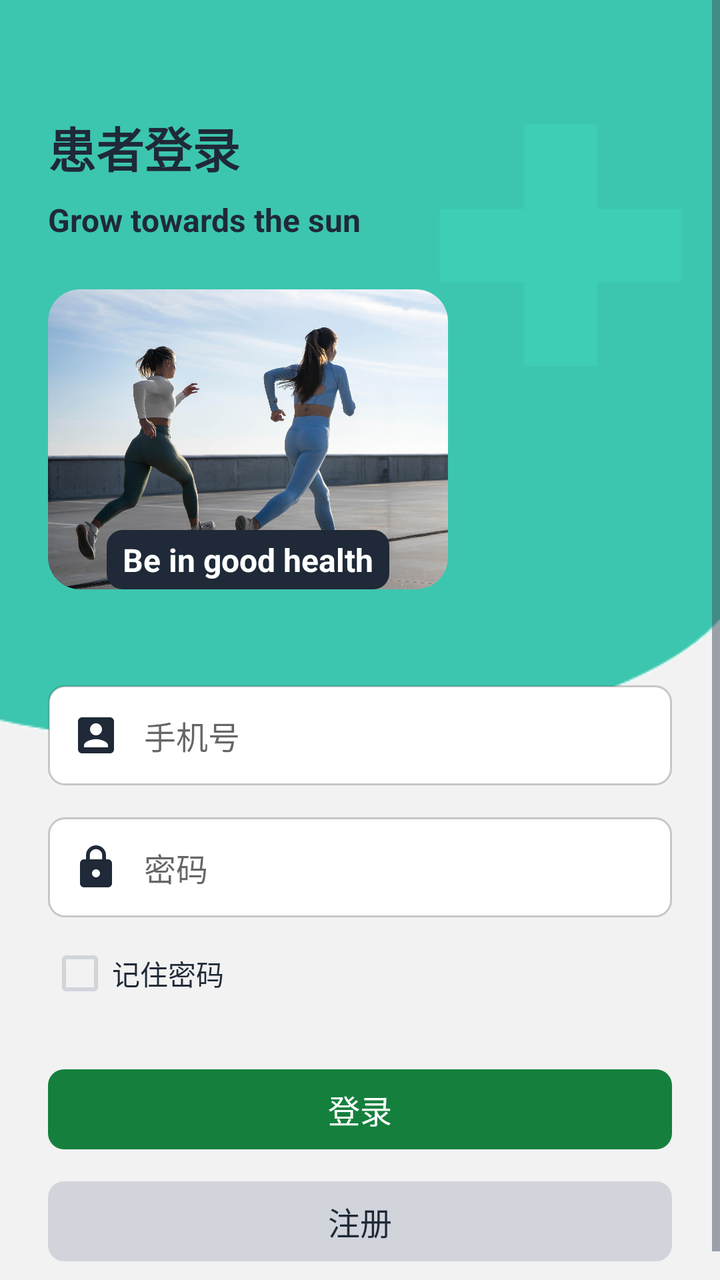
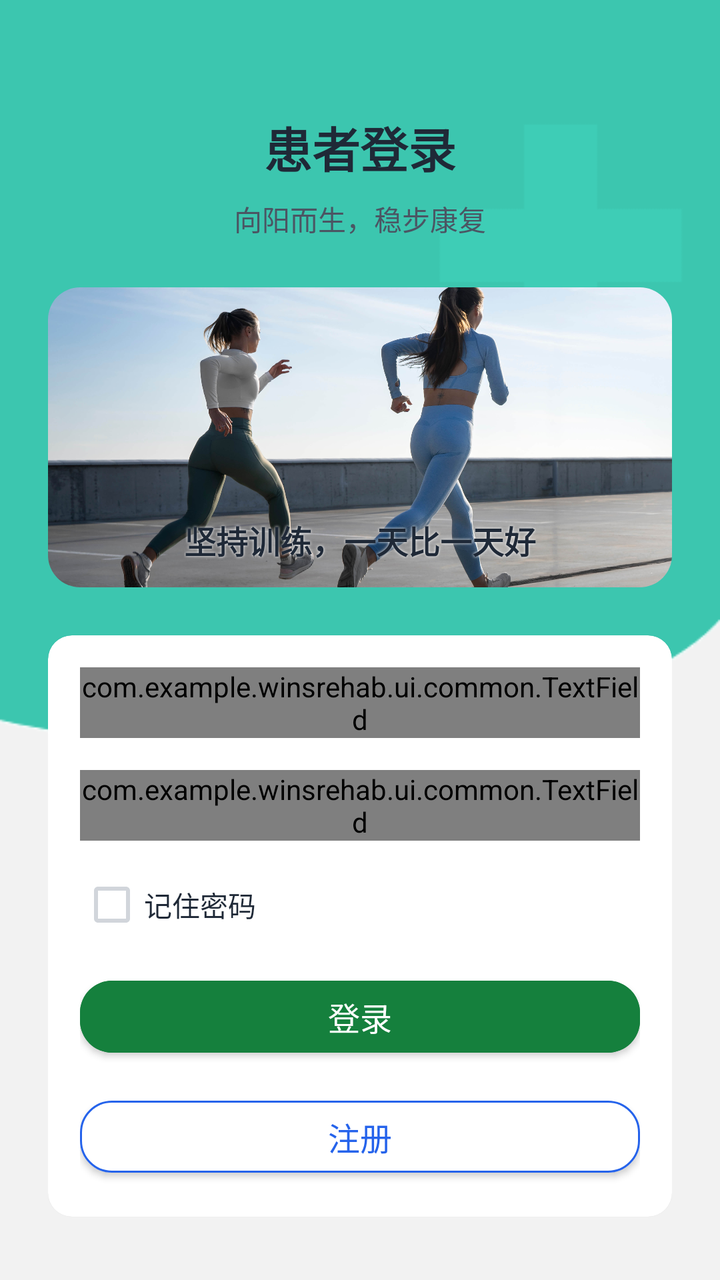

The first picture is an Android layout as it rendered before a commit; the second is the same layout after the commit. The layout source and the unified diff follow.
<!-- AndroidManifest.xml: activity theme Theme.WinsRehab.Patient -->
<!-- res/layout/activity_pt_log.xml -->
<?xml version="1.0" encoding="utf-8"?>
<androidx.constraintlayout.widget.ConstraintLayout
    xmlns:android="http://schemas.android.com/apk/res/android"
    xmlns:app="http://schemas.android.com/apk/res-auto"
    xmlns:tools="http://schemas.android.com/tools"
    android:layout_width="match_parent"
    android:layout_height="match_parent">

    
    <ImageView
        android:id="@+id/imgBackground"
        android:layout_width="0dp"
        android:layout_height="0dp"
        android:scaleType="centerCrop"
        android:src="@drawable/bg_ptlog"
        app:layout_constraintTop_toTopOf="parent"
        app:layout_constraintBottom_toBottomOf="parent"
        app:layout_constraintStart_toStartOf="parent"
        app:layout_constraintEnd_toEndOf="parent"/>

    
    <ScrollView
        android:layout_width="0dp"
        android:layout_height="0dp"
        android:fillViewport="true"
        app:layout_constraintTop_toTopOf="parent"
        app:layout_constraintBottom_toBottomOf="parent"
        app:layout_constraintStart_toStartOf="parent"
        app:layout_constraintEnd_toEndOf="parent">

        <LinearLayout
            android:layout_width="match_parent"
            android:layout_height="wrap_content"
            android:orientation="vertical"
            android:padding="@dimen/space_24"
            android:gravity="center_horizontal">

            
            <TextView
                android:id="@+id/tvPtLoginTitle"
                android:layout_width="wrap_content"
                android:layout_height="wrap_content"
                android:layout_gravity="left"
                android:text="患者登录" android:textAppearance="@style/TextAppearance.WinsRehab.Display24"
                android:textStyle="bold"
                android:textColor="@color/on_surface"
                android:layout_marginTop="@dimen/space_32"/>


            
            <TextView
                android:id="@+id/tvPtLoginSub"
                android:layout_width="wrap_content"
                android:layout_height="wrap_content"
                android:layout_gravity="left"
                android:text="Grow towards the sun" android:textAppearance="@style/TextAppearance.WinsRehab.Title16"
                android:textStyle="bold"
                android:textColor="@color/on_surface"
                android:layout_marginTop="@dimen/space_8"/>

            <FrameLayout
                android:layout_width="200dp"
                android:layout_height="150dp"
                android:layout_marginTop="@dimen/space_24"
                android:layout_gravity="left">

                
                <ImageView
                    android:id="@+id/imgPtLoginBanner"
                    android:layout_width="match_parent"
                    android:layout_height="match_parent"
                    android:scaleType="centerCrop"
                    android:background="@drawable/shape_round_image"
                    android:clipToOutline="true"
                    android:src="@drawable/img_tohealthy"/>
                
                <TextView
                    android:id="@+id/tvBannerText"
                    android:layout_width="wrap_content"
                    android:layout_height="wrap_content"
                    android:layout_gravity="bottom|center"
                    android:text="Be in good health"
                    android:background="@drawable/bg_chip"
                    android:backgroundTint="@color/on_surface"
                    android:paddingHorizontal="@dimen/space_8"
                    android:paddingVertical="@dimen/space_4"
                    android:textColor="@color/on_primary" android:textAppearance="@style/TextAppearance.WinsRehab.Title16"
                    android:textStyle="bold" />
            </FrameLayout>
            
            <LinearLayout
                android:layout_width="match_parent"
                android:layout_height="wrap_content"
                android:orientation="vertical"
                android:layout_marginTop="@dimen/space_32">

                
                

                <EditText
                    android:id="@+id/etPtAccount"
                    android:layout_width="match_parent"
                    android:layout_height="50dp"
                    android:layout_marginTop="@dimen/space_16"
                    android:background="@drawable/shape_edittext_bg"
                    android:drawableStart="@drawable/baseline_account_box_24"
                    android:drawablePadding="@dimen/space_12"
                    android:hint="手机号"
                    android:paddingStart="@dimen/space_12"
                    android:paddingEnd="@dimen/space_12" android:textAppearance="@style/TextAppearance.WinsRehab.Title16" />

                <EditText
                    android:id="@+id/etPtPassword"
                    android:layout_width="match_parent"
                    android:layout_height="50dp"
                    android:hint="密码"
                    android:drawableStart="@drawable/baseline_lock_24"
                    android:drawablePadding="@dimen/space_12"
                    android:background="@drawable/shape_edittext_bg"
                    android:paddingStart="@dimen/space_12"
                    android:paddingEnd="@dimen/space_12"
                    android:inputType="textPassword" android:textAppearance="@style/TextAppearance.WinsRehab.Title16"
                    android:layout_marginTop="@dimen/space_16"/>

                <CheckBox
                    android:id="@+id/cbRememberPassword"
                    android:layout_width="wrap_content"
                    android:layout_height="wrap_content"
                    android:layout_marginTop="@dimen/space_4"
                    android:text="记住密码"
                    android:textColor="@color/on_surface"
                    android:textAppearance="@style/TextAppearance.WinsRehab.Body14"
                    android:theme="@style/MyCheckBox"
                    android:minHeight="@dimen/space_48"
                    android:minWidth="@dimen/space_48" />

            </LinearLayout>

            

            <Button
                android:id="@+id/btnPtLogin"
                android:layout_width="match_parent"
                android:layout_height="40dp"
                android:layout_marginTop="@dimen/space_24"
                android:backgroundTint="@color/brand_patient_primary_dark"
                style="@style/MyRoundButton"
                android:text="登录"
                android:textColor="@color/on_primary" android:textAppearance="@style/TextAppearance.WinsRehab.Title16" />

            <Button
                android:id="@+id/btnPtRegister"
                android:layout_width="match_parent"
                android:layout_height="40dp"
                android:text="注册"
                android:textColor="@color/on_surface" android:textAppearance="@style/TextAppearance.WinsRehab.Title16"
                android:layout_marginTop="@dimen/space_16"
                android:backgroundTint="@color/outline"
                style="@style/MyRoundButton"/>
        </LinearLayout>
    </ScrollView>
</androidx.constraintlayout.widget.ConstraintLayout>
<!-- resources referenced by this layout -->
<resources>
  <color name="brand_patient_primary_dark">#FF15803D</color>
  <color name="on_primary">#FFFFFFFF</color>
  <color name="on_surface">#FF1F2937</color>
  <color name="outline">#FFD1D5DB</color>
  <dimen name="space_12">12dp</dimen>
  <dimen name="space_16">16dp</dimen>
  <dimen name="space_24">24dp</dimen>
  <dimen name="space_32">32dp</dimen>
  <dimen name="space_4">4dp</dimen>
  <dimen name="space_48">48dp</dimen>
  <dimen name="space_8">8dp</dimen>
  <!-- drawable baseline_account_box_24 (drawable) -->
  <vector xmlns:android="http://schemas.android.com/apk/res/android" android:height="24dp" android:tint="@color/on_surface" android:viewportHeight="24" android:viewportWidth="24" android:width="24dp">
        
      <path android:fillColor="@android:color/white" android:pathData="M3,5v14c0,1.1 0.89,2 2,2h14c1.1,0 2,-0.9 2,-2L21,5c0,-1.1 -0.9,-2 -2,-2L5,3c-1.11,0 -2,0.9 -2,2zM15,9c0,1.66 -1.34,3 -3,3s-3,-1.34 -3,-3 1.34,-3 3,-3 3,1.34 3,3zM6,17c0,-2 4,-3.1 6,-3.1s6,1.1 6,3.1v1L6,18v-1z"/>
      
  </vector>
  <!-- drawable baseline_lock_24 (drawable) -->
  <vector xmlns:android="http://schemas.android.com/apk/res/android" android:height="24dp" android:tint="@color/on_surface" android:viewportHeight="24" android:viewportWidth="24" android:width="24dp">
        
      <path android:fillColor="@android:color/white" android:pathData="M18,8h-1L17,6c0,-2.76 -2.24,-5 -5,-5S7,3.24 7,6v2L6,8c-1.1,0 -2,0.9 -2,2v10c0,1.1 0.9,2 2,2h12c1.1,0 2,-0.9 2,-2L20,10c0,-1.1 -0.9,-2 -2,-2zM12,17c-1.1,0 -2,-0.9 -2,-2s0.9,-2 2,-2 2,0.9 2,2 -0.9,2 -2,2zM15.1,8L8.9,8L8.9,6c0,-1.71 1.39,-3.1 3.1,-3.1 1.71,0 3.1,1.39 3.1,3.1v2z"/>
      
  </vector>
  <!-- drawable bg_chip (drawable) -->
  <?xml version="1.0" encoding="utf-8"?>
  <shape xmlns:android="http://schemas.android.com/apk/res/android" android:shape="rectangle">
      <solid android:color="@color/surface_variant"/>
      <corners android:radius="@dimen/radius_8"/>
  </shape>
  <!-- drawable shape_edittext_bg (drawable) -->
  <?xml version="1.0" encoding="utf-8"?>
  <shape xmlns:android="http://schemas.android.com/apk/res/android" android:shape="rectangle">
      <solid android:color="@color/surface"/>
      <corners android:radius="@dimen/radius_8"/>
      <stroke android:width="1dp" android:color="@color/scrim"/>
  </shape>
  <!-- drawable shape_round_image (drawable) -->
  <shape xmlns:android="http://schemas.android.com/apk/res/android"
      android:shape="rectangle">
      <corners android:radius="@dimen/radius_16"/>  
  </shape>
  <style name="MyCheckBox" parent="Theme.AppCompat.Light">
          <item name="colorControlNormal">@color/outline</item>
          <item name="colorControlActivated">@color/on_surface</item>
      </style>
  <style name="MyRoundButton">MyRoundButton
          <item name="android:background">@drawable/shape_btn_round</item>
  
      </style>
  <style name="TextAppearance.WinsRehab.Body14">
          <item name="android:textSize">14sp</item> 
      </style>
  <style name="TextAppearance.WinsRehab.Display24">
          <item name="android:textSize">24sp</item> 
      </style>
  <style name="TextAppearance.WinsRehab.Title16">
          <item name="android:textSize">16sp</item> 
      </style>
  <color name="surface_variant">#FFF9FAFB</color>
  <dimen name="radius_8">8dp</dimen>
  <color name="surface">#FFFFFFFF</color>
  <color name="scrim">#33000000</color>
  <dimen name="radius_16">16dp</dimen>
  <!-- drawable shape_btn_round (drawable) -->
  <?xml version="1.0" encoding="utf-8"?>
  <shape xmlns:android="http://schemas.android.com/apk/res/android">
  
      <corners android:radius="@dimen/radius_8"/>               
      <padding android:left="@dimen/space_4" android:right="@dimen/space_4"
        />
  </shape>
  <color name="brand_patient_primary_deep">#FF166534</color>
  <!-- unchanged entries left out for length: 3 -->
</resources>

<!-- the commit's change to res/layout/activity_pt_log.xml (unified diff, before → after) -->
@@ -1,162 +1,144 @@
 <?xml version="1.0" encoding="utf-8"?>
-<androidx.constraintlayout.widget.ConstraintLayout
-    xmlns:android="http://schemas.android.com/apk/res/android"
+<androidx.constraintlayout.widget.ConstraintLayout xmlns:android="http://schemas.android.com/apk/res/android"
     xmlns:app="http://schemas.android.com/apk/res-auto"
-    xmlns:tools="http://schemas.android.com/tools"
     android:layout_width="match_parent"
-    android:layout_height="match_parent">
+    android:layout_height="match_parent"
+    android:background="@color/surface">
 
     
     <ImageView
         android:id="@+id/imgBackground"
         android:layout_width="0dp"
         android:layout_height="0dp"
+        android:contentDescription="@null"
         android:scaleType="centerCrop"
         android:src="@drawable/bg_ptlog"
-        app:layout_constraintTop_toTopOf="parent"
         app:layout_constraintBottom_toBottomOf="parent"
+        app:layout_constraintEnd_toEndOf="parent"
         app:layout_constraintStart_toStartOf="parent"
-        app:layout_constraintEnd_toEndOf="parent"/>
+        app:layout_constraintTop_toTopOf="parent" />
 
-    
     <ScrollView
         android:layout_width="0dp"
         android:layout_height="0dp"
         android:fillViewport="true"
-        app:layout_constraintTop_toTopOf="parent"
         app:layout_constraintBottom_toBottomOf="parent"
+        app:layout_constraintEnd_toEndOf="parent"
         app:layout_constraintStart_toStartOf="parent"
-        app:layout_constraintEnd_toEndOf="parent">
+        app:layout_constraintTop_toTopOf="parent">
 
         <LinearLayout
             android:layout_width="match_parent"
             android:layout_height="wrap_content"
+            android:gravity="center_horizontal"
             android:orientation="vertical"
-            android:padding="@dimen/space_24"
-            android:gravity="center_horizontal">
+            android:padding="@dimen/space_24">
 
-            
             <TextView
                 android:id="@+id/tvPtLoginTitle"
                 android:layout_width="wrap_content"
                 android:layout_height="wrap_content"
-                android:layout_gravity="left"
-                android:text="患者登录" android:textAppearance="@style/TextAppearance.WinsRehab.Display24"
-                android:textStyle="bold"
+                android:layout_marginTop="@dimen/space_32"
+                android:text="@string/patient_login_title"
+                android:textAppearance="@style/TextAppearance.WinsRehab.Display24"
                 android:textColor="@color/on_surface"
-                android:layout_marginTop="@dimen/space_32"/>
+                android:textStyle="bold" />
 
-
-            
             <TextView
                 android:id="@+id/tvPtLoginSub"
                 android:layout_width="wrap_content"
                 android:layout_height="wrap_content"
-                android:layout_gravity="left"
-                android:text="Grow towards the sun" android:textAppearance="@style/TextAppearance.WinsRehab.Title16"
-                android:textStyle="bold"
-                android:textColor="@color/on_surface"
-                android:layout_marginTop="@dimen/space_8"/>
+                android:layout_marginTop="@dimen/space_8"
+                android:text="@string/patient_login_subtitle"
+                android:textAppearance="@style/TextAppearance.WinsRehab.Body14"
+                android:textColor="@color/on_surface_secondary" />
 
+            
             <FrameLayout
-                android:layout_width="200dp"
+                android:layout_width="match_parent"
                 android:layout_height="150dp"
-                android:layout_marginTop="@dimen/space_24"
-                android:layout_gravity="left">
+                android:layout_marginTop="@dimen/space_24">
 
-                
                 <ImageView
                     android:id="@+id/imgPtLoginBanner"
                     android:layout_width="match_parent"
                     android:layout_height="match_parent"
-                    android:scaleType="centerCrop"
                     android:background="@drawable/shape_round_image"
                     android:clipToOutline="true"
-                    android:src="@drawable/img_tohealthy"/>
+                    android:contentDescription="@null"
+                    android:scaleType="centerCrop"
+                    android:src="@drawable/img_tohealthy" />
+
                 
                 <TextView
                     android:id="@+id/tvBannerText"
                     android:layout_width="wrap_content"
                     android:layout_height="wrap_content"
-                    android:layout_gravity="bottom|center"
-                    android:text="Be in good health"
-                    android:background="@drawable/bg_chip"
-                    android:backgroundTint="@color/on_surface"
-                    android:paddingHorizontal="@dimen/space_8"
-                    android:paddingVertical="@dimen/space_4"
-                    android:textColor="@color/on_primary" android:textAppearance="@style/TextAppearance.WinsRehab.Title16"
+                    android:layout_gravity="bottom|center_horizontal"
+                    android:layout_marginBottom="@dimen/space_12"
+                    android:background="@null"
+                    android:shadowColor="@color/on_primary"
+                    android:shadowDx="0"
+                    android:shadowDy="0"
+                    android:shadowRadius="3"
+                    android:text="@string/patient_login_banner"
+                    android:textAppearance="@style/TextAppearance.WinsRehab.Title16"
+                    android:textColor="@color/on_surface"
                     android:textStyle="bold" />
             </FrameLayout>
+
             
-            <LinearLayout
+            <com.google.android.material.card.MaterialCardView
+                style="@style/Widget.WinsRehab.Card"
                 android:layout_width="match_parent"
                 android:layout_height="wrap_content"
-                android:orientation="vertical"
-                android:layout_marginTop="@dimen/space_32">
+                android:layout_marginTop="@dimen/space_24">
 
-                
-                
+                <LinearLayout
+                    android:layout_width="match_parent"
+                    android:layout_height="wrap_content"
+                    android:orientation="vertical"
+                    android:padding="@dimen/space_16">
 
-                <EditText
-                    android:id="@+id/etPtAccount"
-                    android:layout_width="match_parent"
-                    android:layout_height="50dp"
-                    android:layout_marginTop="@dimen/space_16"
-                    android:background="@drawable/shape_edittext_bg"
-                    android:drawableStart="@drawable/baseline_account_box_24"
-                    android:drawablePadding="@dimen/space_12"
-                    android:hint="手机号"
-                    android:paddingStart="@dimen/space_12"
-                    android:paddingEnd="@dimen/space_12" android:textAppearance="@style/TextAppearance.WinsRehab.Title16" />
+                    <com.example.winsrehab.ui.common.TextField
+                        android:id="@+id/fieldAccount"
+                        android:layout_width="match_parent"
+                        android:layout_height="wrap_content" />
 
-                <EditText
-                    android:id="@+id/etPtPassword"
-                    android:layout_width="match_parent"
-                    android:layout_height="50dp"
-                    android:hint="密码"
-                    android:drawableStart="@drawable/baseline_lock_24"
-                    android:drawablePadding="@dimen/space_12"
-                    android:background="@drawable/shape_edittext_bg"
-                    android:paddingStart="@dimen/space_12"
-                    android:paddingEnd="@dimen/space_12"
-                    android:inputType="textPassword" android:textAppearance="@style/TextAppearance.WinsRehab.Title16"
-                    android:layout_marginTop="@dimen/space_16"/>
+                    <com.example.winsrehab.ui.common.TextField
+                        android:id="@+id/fieldPassword"
+                        android:layout_width="match_parent"
+                        android:layout_height="wrap_content"
+                        android:layout_marginTop="@dimen/space_16" />
 
-                <CheckBox
-                    android:id="@+id/cbRememberPassword"
-                    android:layout_width="wrap_content"
-                    android:layout_height="wrap_content"
-                    android:layout_marginTop="@dimen/space_4"
-                    android:text="记住密码"
-                    android:textColor="@color/on_surface"
-                    android:textAppearance="@style/TextAppearance.WinsRehab.Body14"
-                    android:theme="@style/MyCheckBox"
-                    android:minHeight="@dimen/space_48"
-                    android:minWidth="@dimen/space_48" />
+                    <CheckBox
+                        android:id="@+id/cbRememberPassword"
+                        android:layout_width="match_parent"
+                        android:layout_height="wrap_content"
+                        android:layout_marginTop="@dimen/space_8"
+                        android:minHeight="@dimen/space_48"
+                        android:text="@string/action_remember_password"
+                        android:textAppearance="@style/TextAppearance.WinsRehab.Body14"
+                        android:textColor="@color/on_surface"
+                        android:theme="@style/MyCheckBox" />
 
-            </LinearLayout>
+                    <com.google.android.material.button.MaterialButton
+                        android:id="@+id/btnPtLogin"
+                        style="@style/Widget.WinsRehab.Button.Primary"
+                        android:layout_width="match_parent"
+                        android:layout_height="wrap_content"
+                        android:layout_marginTop="@dimen/space_8"
+                        android:text="@string/action_login" />
 
-            
-
-            <Button
-                android:id="@+id/btnPtLogin"
-                android:layout_width="match_parent"
-                android:layout_height="40dp"
-                android:layout_marginTop="@dimen/space_24"
-                android:backgroundTint="@color/brand_patient_primary_dark"
-                style="@style/MyRoundButton"
-                android:text="登录"
-                android:textColor="@color/on_primary" android:textAppearance="@style/TextAppearance.WinsRehab.Title16" />
-
-            <Button
-                android:id="@+id/btnPtRegister"
-                android:layout_width="match_parent"
-                android:layout_height="40dp"
-                android:text="注册"
-                android:textColor="@color/on_surface" android:textAppearance="@style/TextAppearance.WinsRehab.Title16"
-                android:layout_marginTop="@dimen/space_16"
-                android:backgroundTint="@color/outline"
-                style="@style/MyRoundButton"/>
+                    <com.google.android.material.button.MaterialButton
+                        android:id="@+id/btnPtRegister"
+                        style="@style/Widget.WinsRehab.Button.Secondary"
+                        android:layout_width="match_parent"
+                        android:layout_height="wrap_content"
+                        android:layout_marginTop="@dimen/space_12"
+                        android:text="@string/action_register" />
+                </LinearLayout>
+            </com.google.android.material.card.MaterialCardView>
         </LinearLayout>
     </ScrollView>
 </androidx.constraintlayout.widget.ConstraintLayout>
<!-- resource entries referenced after the edit -->
@@ -3,51 +3,30 @@
   <color name="brand_patient_primary_dark">#FF15803D</color>
   <color name="on_primary">#FFFFFFFF</color>
   <color name="on_surface">#FF1F2937</color>
+  <color name="on_surface_secondary">#FF4B5563</color>
   <color name="outline">#FFD1D5DB</color>
+  <dimen name="radius_12">12dp</dimen>
+  <dimen name="elevation_1">1dp</dimen>
   <dimen name="space_12">12dp</dimen>
   <dimen name="space_16">16dp</dimen>
   <dimen name="space_24">24dp</dimen>
   <dimen name="space_32">32dp</dimen>
-  <dimen name="space_4">4dp</dimen>
   <dimen name="space_48">48dp</dimen>
   <dimen name="space_8">8dp</dimen>
-  <!-- drawable baseline_account_box_24 (drawable) -->
-  <vector xmlns:android="http://schemas.android.com/apk/res/android" android:height="24dp" android:tint="@color/on_surface" android:viewportHeight="24" android:viewportWidth="24" android:width="24dp">
-        
-      <path android:fillColor="@android:color/white" android:pathData="M3,5v14c0,1.1 0.89,2 2,2h14c1.1,0 2,-0.9 2,-2L21,5c0,-1.1 -0.9,-2 -2,-2L5,3c-1.11,0 -2,0.9 -2,2zM15,9c0,1.66 -1.34,3 -3,3s-3,-1.34 -3,-3 1.34,-3 3,-3 3,1.34 3,3zM6,17c0,-2 4,-3.1 6,-3.1s6,1.1 6,3.1v1L6,18v-1z"/>
-      
-  </vector>
-  <!-- drawable baseline_lock_24 (drawable) -->
-  <vector xmlns:android="http://schemas.android.com/apk/res/android" android:height="24dp" android:tint="@color/on_surface" android:viewportHeight="24" android:viewportWidth="24" android:width="24dp">
-        
-      <path android:fillColor="@android:color/white" android:pathData="M18,8h-1L17,6c0,-2.76 -2.24,-5 -5,-5S7,3.24 7,6v2L6,8c-1.1,0 -2,0.9 -2,2v10c0,1.1 0.9,2 2,2h12c1.1,0 2,-0.9 2,-2L20,10c0,-1.1 -0.9,-2 -2,-2zM12,17c-1.1,0 -2,-0.9 -2,-2s0.9,-2 2,-2 2,0.9 2,2 -0.9,2 -2,2zM15.1,8L8.9,8L8.9,6c0,-1.71 1.39,-3.1 3.1,-3.1 1.71,0 3.1,1.39 3.1,3.1v2z"/>
-      
-  </vector>
-  <!-- drawable bg_chip (drawable) -->
-  <?xml version="1.0" encoding="utf-8"?>
-  <shape xmlns:android="http://schemas.android.com/apk/res/android" android:shape="rectangle">
-      <solid android:color="@color/surface_variant"/>
-      <corners android:radius="@dimen/radius_8"/>
-  </shape>
-  <!-- drawable shape_edittext_bg (drawable) -->
-  <?xml version="1.0" encoding="utf-8"?>
-  <shape xmlns:android="http://schemas.android.com/apk/res/android" android:shape="rectangle">
-      <solid android:color="@color/surface"/>
-      <corners android:radius="@dimen/radius_8"/>
-      <stroke android:width="1dp" android:color="@color/scrim"/>
-  </shape>
   <!-- drawable shape_round_image (drawable) -->
   <shape xmlns:android="http://schemas.android.com/apk/res/android"
       android:shape="rectangle">
       <corners android:radius="@dimen/radius_16"/>  
   </shape>
+  <string name="action_login">登录</string>
+  <string name="action_register">注册</string>
+  <string name="action_remember_password">记住密码</string>
+  <string name="patient_login_banner">坚持训练，一天比一天好</string>
+  <string name="patient_login_subtitle">向阳而生，稳步康复</string>
+  <string name="patient_login_title">患者登录</string>
   <style name="MyCheckBox" parent="Theme.AppCompat.Light">
           <item name="colorControlNormal">@color/outline</item>
           <item name="colorControlActivated">@color/on_surface</item>
-      </style>
-  <style name="MyRoundButton">MyRoundButton
-          <item name="android:background">@drawable/shape_btn_round</item>
-  
       </style>
   <style name="TextAppearance.WinsRehab.Body14">
           <item name="android:textSize">14sp</item> 
@@ -58,19 +37,23 @@
   <style name="TextAppearance.WinsRehab.Title16">
           <item name="android:textSize">16sp</item> 
       </style>
-  <color name="surface_variant">#FFF9FAFB</color>
-  <dimen name="radius_8">8dp</dimen>
+  <style name="Widget.WinsRehab.Button.Primary">
+          <item name="android:backgroundTint">?attr/winsButtonPrimaryTint</item>
+          <item name="android:textColor">@color/btn_primary_text</item>
+      </style>
+  <style name="Widget.WinsRehab.Button.Secondary">
+          <item name="android:backgroundTint">@color/btn_secondary_bg</item>
+          <item name="android:textColor">@color/btn_secondary_text</item>
+          <item name="strokeColor">@color/btn_secondary_stroke</item>
+          <item name="strokeWidth">1dp</item>
+      </style>
+  <style name="Widget.WinsRehab.Card" parent="Widget.MaterialComponents.CardView">
+          <item name="cardBackgroundColor">@color/surface</item>
+          <item name="cardCornerRadius">@dimen/radius_12</item>
+          <item name="cardElevation">@dimen/elevation_1</item>
+      </style>
   <color name="surface">#FFFFFFFF</color>
-  <color name="scrim">#33000000</color>
   <dimen name="radius_16">16dp</dimen>
-  <!-- drawable shape_btn_round (drawable) -->
-  <?xml version="1.0" encoding="utf-8"?>
-  <shape xmlns:android="http://schemas.android.com/apk/res/android">
-  
-      <corners android:radius="@dimen/radius_8"/>               
-      <padding android:left="@dimen/space_4" android:right="@dimen/space_4"
-        />
-  </shape>
   <color name="brand_patient_primary_deep">#FF166534</color>
   <!-- unchanged entries left out for length: 3 -->
 </resources>
